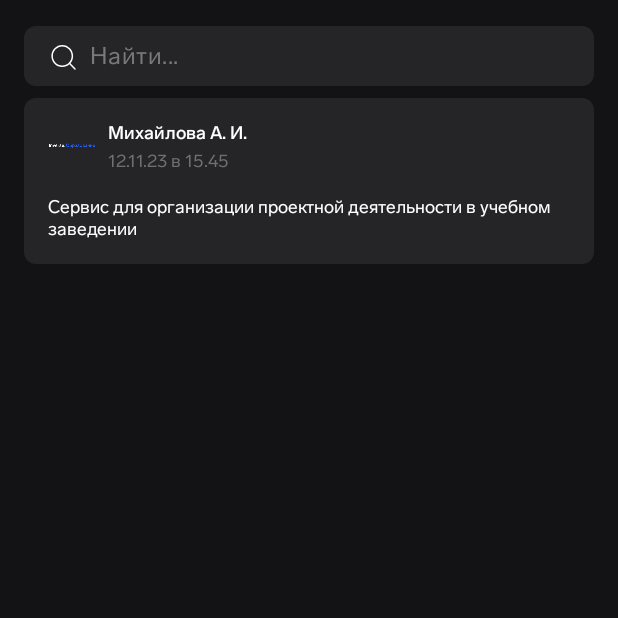
After one commit to InverseTeam/Education-Urbaton, an Android app: the fragment NewsFragment shown on its own in the app's theme, on a phone screen of 412 x 824 dp, the top half of it. The commit adds this screen. Run offline under Robolectric (Android 15) with nearby library versions, the phone set to English and light mode, and no system bars.

Commit message:
create UI news

```diff
--- /dev/null
+++ b/app/src/main/java/ramble/sokol/inverseeducation/NewsFragment.kt
@@ -0,0 +1,59 @@
+package ramble.sokol.inverseeducation
+
+import android.os.Bundle
+import androidx.fragment.app.Fragment
+import android.view.LayoutInflater
+import android.view.View
+import android.view.ViewGroup
+
+// TODO: Rename parameter arguments, choose names that match
+// the fragment initialization parameters, e.g. ARG_ITEM_NUMBER
+private const val ARG_PARAM1 = "param1"
+private const val ARG_PARAM2 = "param2"
+
+/**
+ * A simple [Fragment] subclass.
+ * Use the [NewsFragment.newInstance] factory method to
+ * create an instance of this fragment.
+ */
+class NewsFragment : Fragment() {
+    // TODO: Rename and change types of parameters
+    private var param1: String? = null
+    private var param2: String? = null
+
+    override fun onCreate(savedInstanceState: Bundle?) {
+        super.onCreate(savedInstanceState)
+        arguments?.let {
+            param1 = it.getString(ARG_PARAM1)
+            param2 = it.getString(ARG_PARAM2)
+        }
+    }
+
+    override fun onCreateView(
+        inflater: LayoutInflater, container: ViewGroup?,
+        savedInstanceState: Bundle?
+    ): View? {
+        // Inflate the layout for this fragment
+        return inflater.inflate(R.layout.fragment_news, container, false)
+    }
+
+    companion object {
+        /**
+         * Use this factory method to create a new instance of
+         * this fragment using the provided parameters.
+         *
+         * @param param1 Parameter 1.
+         * @param param2 Parameter 2.
+         * @return A new instance of fragment NewsFragment.
+         */
+        // TODO: Rename and change types and number of parameters
+        @JvmStatic
+        fun newInstance(param1: String, param2: String) =
+            NewsFragment().apply {
+                arguments = Bundle().apply {
+                    putString(ARG_PARAM1, param1)
+                    putString(ARG_PARAM2, param2)
+                }
+            }
+    }
+}
--- /dev/null
+++ b/app/src/main/res/drawable/icon_search.xml
@@ -0,0 +1,10 @@
+<vector xmlns:android="http://schemas.android.com/apk/res/android"
+    android:width="20dp"
+    android:height="21dp"
+    android:viewportWidth="20"
+    android:viewportHeight="21">
+  <path
+      android:pathData="M9.504,3.256C5.501,3.256 2.256,6.501 2.256,10.504C2.256,14.507 5.501,17.752 9.504,17.752C11.325,17.752 12.99,17.08 14.263,15.97L17.639,19.346C17.834,19.541 18.15,19.541 18.346,19.346C18.541,19.15 18.541,18.834 18.346,18.639L14.97,15.263C16.08,13.99 16.752,12.325 16.752,10.504C16.752,6.501 13.507,3.256 9.504,3.256ZM3.256,10.504C3.256,7.054 6.054,4.256 9.504,4.256C12.954,4.256 15.752,7.054 15.752,10.504C15.752,13.954 12.954,16.752 9.504,16.752C6.054,16.752 3.256,13.954 3.256,10.504Z"
+      android:fillColor="#ffffff"
+      android:fillType="evenOdd"/>
+</vector>
--- /dev/null
+++ b/app/src/main/res/drawable/layout_news_background.xml
@@ -0,0 +1,5 @@
+<?xml version="1.0" encoding="utf-8"?>
+<shape xmlns:android="http://schemas.android.com/apk/res/android">
+    <solid android:color="@color/background_edit_text"/>
+    <corners android:radius="8dp"/>
+</shape>
--- /dev/null
+++ b/app/src/main/res/layout/fragment_news.xml
@@ -0,0 +1,111 @@
+<?xml version="1.0" encoding="utf-8"?>
+<androidx.constraintlayout.widget.ConstraintLayout xmlns:android="http://schemas.android.com/apk/res/android"
+    xmlns:app="http://schemas.android.com/apk/res-auto"
+    xmlns:tools="http://schemas.android.com/tools"
+    android:layout_width="match_parent"
+    android:layout_height="match_parent"
+    tools:context=".NewsFragment"
+    android:background="@color/background"
+    android:paddingHorizontal="16dp">
+
+    <ScrollView
+        android:layout_width="match_parent"
+        android:layout_height="match_parent"
+        android:orientation="vertical"
+        tools:ignore="MissingConstraints">
+
+        <LinearLayout
+            android:layout_width="match_parent"
+            android:layout_height="wrap_content"
+            android:paddingBottom="23dp"
+            android:paddingTop="17dp"
+            android:orientation="vertical">
+
+            <EditText
+                android:id="@+id/edit_text_search_news"
+                android:layout_width="match_parent"
+                android:layout_height="40dp"
+                android:background="@drawable/edit_text_background"
+                android:drawableStart="@drawable/icon_search"
+                android:drawablePadding="8dp"
+                android:fontFamily="@font/labgrotesque_regular"
+                android:hint="@string/search_with_endpoint"
+                android:inputType="textEmailAddress"
+                android:letterSpacing="0.02"
+                android:maxLines="1"
+                android:paddingHorizontal="16dp"
+                android:textColor="@color/white"
+                android:textColorHint="@color/edit_text_hint"
+                android:textSize="16sp"/>
+
+            <LinearLayout
+                android:id="@+id/linearLayout"
+                android:layout_width="match_parent"
+                android:layout_height="wrap_content"
+                android:orientation="vertical">
+
+                <LinearLayout
+                    android:layout_width="match_parent"
+                    android:layout_height="wrap_content"
+                    android:layout_marginTop="8dp"
+                    android:background="@drawable/layout_news_background"
+                    android:orientation="vertical"
+                    android:paddingHorizontal="16dp"
+                    android:paddingVertical="16dp">
+
+                    <LinearLayout
+                        android:layout_width="match_parent"
+                        android:layout_height="wrap_content"
+                        android:orientation="horizontal">
+
+                        <ImageView
+                            android:layout_width="32dp"
+                            android:layout_height="32dp"
+                            android:src="@drawable/image_logo_auth"/>
+
+                        <LinearLayout
+                            android:layout_width="match_parent"
+                            android:layout_height="wrap_content"
+                            android:layout_marginStart="8dp"
+                            android:orientation="vertical">
+
+                            <TextView
+                                android:layout_width="wrap_content"
+                                android:layout_height="wrap_content"
+                                android:textColor="@color/white"
+                                android:text="Михайлова А. И."
+                                android:textSize="12sp"
+                                android:fontFamily="@font/labgrotesque_medium" />
+
+                            <TextView
+                                android:layout_width="wrap_content"
+                                android:layout_height="wrap_content"
+                                android:textColor="@color/third_text"
+                                android:text="12.11.23 в 15.45"
+                                android:layout_marginTop="4dp"
+                                android:textSize="12sp"
+                                android:fontFamily="@font/labgrotesque_regular" />
+
+                        </LinearLayout>
+
+                    </LinearLayout>
+
+                    <TextView
+                        android:layout_width="wrap_content"
+                        android:layout_height="wrap_content"
+                        android:textColor="@color/white"
+                        android:text="@string/inverse_project_description"
+                        android:layout_marginTop="16dp"
+                        android:textSize="12sp"
+                        android:fontFamily="@font/labgrotesque_regular" />
+
+                </LinearLayout>
+
+            </LinearLayout>
+
+
+        </LinearLayout>
+
+    </ScrollView>
+
+</androidx.constraintlayout.widget.ConstraintLayout>
--- a/app/src/main/res/values/colors.xml
+++ b/app/src/main/res/values/colors.xml
@@ -10,4 +10,5 @@
     <color name="background_bottom_login">#2D2D2F</color>
     <color name="main_text">#5984F3</color>
     <color name="second_text">#A4A4A4</color>
+    <color name="third_text">#707072</color>
 </resources>
--- a/app/src/main/res/values/strings.xml
+++ b/app/src/main/res/values/strings.xml
@@ -18,4 +18,5 @@
     <string name="inverse_project_description">Сервис для организации проектной деятельности в учебном заведении</string>
     <string name="inverse_afisha_description">Сервис для формирование туристических пакетов</string>
     <string name="inverse_documents_description">Сервис для автоматизации согласования документов внутри компании </string>
+    <string name="search_with_endpoint">Найти...</string>
 </resources>
```
